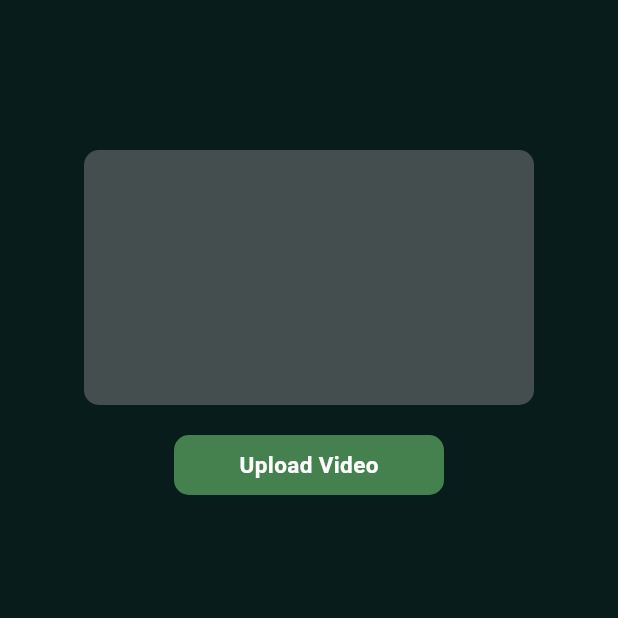
After one commit to ZakariaAlkaldi/flutter_logic, a Flutter app: the UploadVideo screen opened directly, after a tap on "Upload Video", on a phone screen of 412 x 824 dp, the top half of it. The commit adds this screen. Run offline on Flutter 3.47's test engine with Material 3 defaults, Android fonts, the phone set to English and light mode, and no system bars; our stand-ins replace image_picker, video_player.

Commit message:
finished the uploadVideo page

```diff
--- a/lib/root.dart
+++ b/lib/root.dart
@@ -5,6 +5,7 @@ import 'package:flutter_logic/screens/single_selection.dart';
 import 'package:flutter_logic/screens/toggle_selection.dart';
 import 'package:flutter_logic/screens/upload_image.dart';
 import 'package:flutter_logic/upload_multi_imgs.dart';
+import 'package:flutter_logic/upload_video.dart';
 
 class Root extends StatefulWidget {
   const Root({super.key});
@@ -22,6 +23,7 @@ class _RootState extends State<Root> {
     MultiSelection(),
     UploadImage(),
     UploadMultiImgs(),
+    UploadVideo(),
   ];
   int selectedIndex = 0;
 
--- a/lib/screens/upload_image.dart
+++ b/lib/screens/upload_image.dart
@@ -47,6 +47,7 @@ class _UploadImageState extends State<UploadImage> {
                   ? Image.file(File(selectedImage!.path), fit: BoxFit.cover)
                   : null,
             ),
+
             SizedBox(height: 10),
             GestureDetector(
               onTap: _uploadImage,
@@ -74,6 +75,7 @@ class _UploadImageState extends State<UploadImage> {
                 ),
               ),
             ),
+
             SizedBox(height: 10),
             if (selectedImage != null)
               GestureDetector(
--- /dev/null
+++ b/lib/upload_video.dart
@@ -0,0 +1,111 @@
+import 'dart:io';
+
+import 'package:flutter/material.dart';
+import 'package:image_picker/image_picker.dart';
+import 'package:video_player/video_player.dart';
+
+class UploadVideo extends StatefulWidget {
+  const UploadVideo({super.key});
+
+  @override
+  State<UploadVideo> createState() => _UploadVideoState();
+}
+
+class _UploadVideoState extends State<UploadVideo> {
+  XFile? selectedVideo;
+  VideoPlayerController? _controller;
+
+  Future<void> _uploadVideo() async {
+    final pickedVideo = await ImagePicker().pickVideo(
+      source: ImageSource.gallery,
+    );
+    if (pickedVideo != null) {
+      _controller = VideoPlayerController.file(File(pickedVideo.path));
+
+      await _controller!.initialize();
+    }
+
+    setState(() {
+      selectedVideo = pickedVideo;
+    });
+
+    _controller!.play();
+    _controller!.setLooping(true);
+  }
+
+  @override
+  void initState() {
+    super.initState();
+  }
+
+  @override
+  void dispose() {
+    _controller!.dispose();
+    super.dispose();
+  }
+
+  @override
+  Widget build(BuildContext context) {
+    return Scaffold(
+      backgroundColor: Colors.red.shade900.withRed(9),
+      body: Center(
+        child: Column(
+          children: [
+            SizedBox(height: 100),
+            Container(
+              height: 170,
+              width: 300,
+              decoration: BoxDecoration(
+                color: Colors.grey.withValues(
+                  red: 0.5,
+                  green: 0.5,
+                  blue: 0.5,
+                  alpha: 0.5,
+                ),
+                borderRadius: BorderRadius.circular(10),
+              ),
+              child: _controller != null && _controller!.value.isInitialized
+                  ? ClipRRect(
+                      borderRadius: BorderRadiusGeometry.circular(12),
+                      child: AspectRatio(
+                        aspectRatio: _controller!.value.aspectRatio,
+                        child: VideoPlayer(_controller!),
+                      ),
+                    )
+                  : null,
+            ),
+
+            SizedBox(height: 20),
+
+            GestureDetector(
+              onTap: _uploadVideo,
+              child: Container(
+                height: 40,
+                width: 180,
+                decoration: BoxDecoration(
+                  color: Colors.grey.withValues(
+                    red: 0.5,
+                    green: 0.9,
+                    blue: 0.5,
+                    alpha: 0.5,
+                  ),
+                  borderRadius: BorderRadius.circular(10),
+                ),
+                child: Center(
+                  child: Text(
+                    "Upload Video",
+                    style: TextStyle(
+                      color: Colors.white,
+                      fontSize: 15,
+                      fontWeight: FontWeight.bold,
+                    ),
+                  ),
+                ),
+              ),
+            ),
+          ],
+        ),
+      ),
+    );
+  }
+}
--- a/pubspec.yaml
+++ b/pubspec.yaml
@@ -35,6 +35,7 @@ dependencies:
   # Use with the CupertinoIcons class for iOS style icons.
   cupertino_icons: ^1.0.8
   image_picker: ^1.2.3
+  video_player: ^2.11.1
 
 dev_dependencies:
   flutter_test:
```
Also changed, not shown: pubspec.lock, 2 other files.
